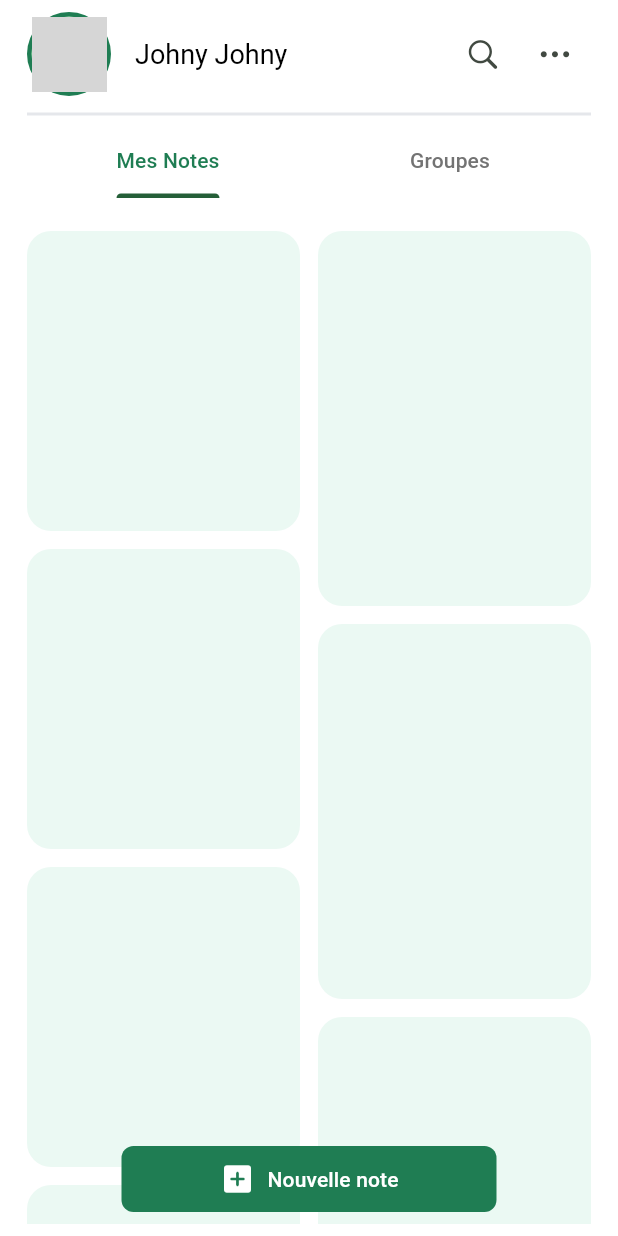
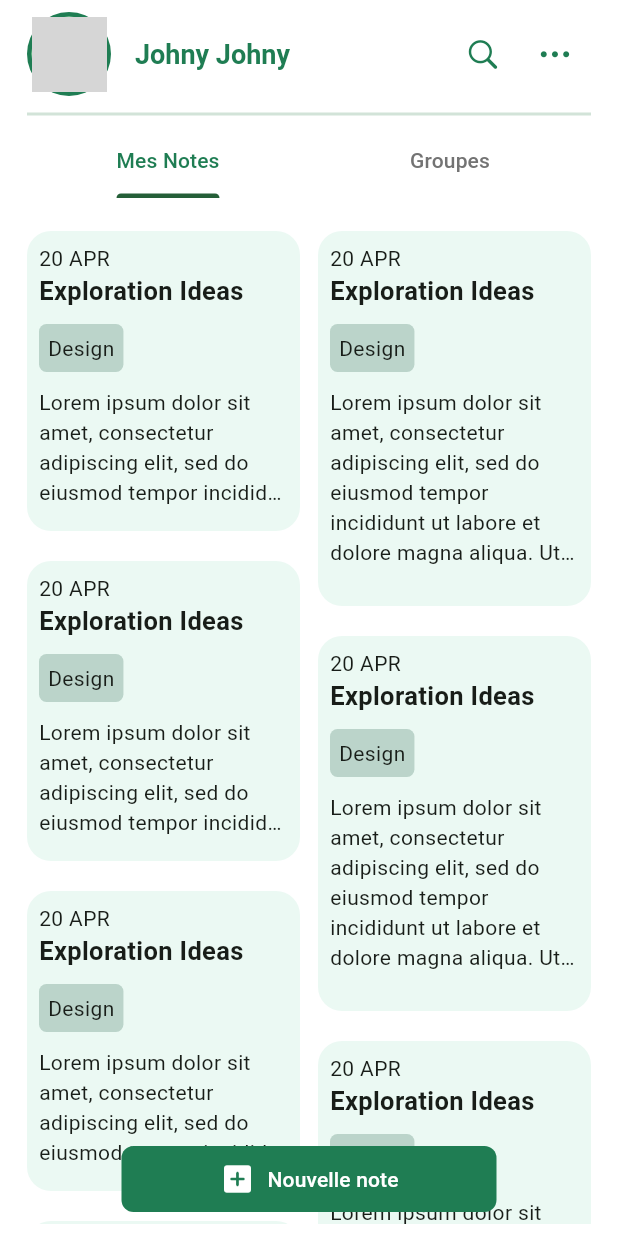
Before and after one commit to kitoko2/todo, a Flutter app: the HomePage screen opened by its route, on a phone screen of 412 x 824 dp. Run offline on Flutter 3.47's test engine with Material 3 defaults, Android fonts, the phone set to English and light mode, and no system bars; our stand-ins replace cloud_firestore, dartz, equatable, firebase_auth, firebase_core, flutter_bloc and 3 more; accounts and stored records are empty; network calls fail; grey boxes are pictures that could not be loaded.

Commit message:
build notes view

```diff
--- a/lib/core/theme/app_colors.dart
+++ b/lib/core/theme/app_colors.dart
@@ -79,6 +79,7 @@ class AppColors {
 
   /// Dividers
   static const Color divider = Color(0xFFE5E7EB);
+  static const Color greenDivider = Color(0xFFD2E3D8);
 
   /// Overlay / Shadow
   static const Color overlay = Color(0x1A000000); // 10% noir
--- a/lib/domain/entities/home/todo.dart
+++ b/lib/domain/entities/home/todo.dart
@@ -9,7 +9,6 @@ class Todo {
   final DateTime? createdAt;
   final DateTime? completedAt;
   final DateTime? dueDate;
-  final String? priority; // 'low', 'medium', 'high'
 
   Todo({
     required this.id,
@@ -20,7 +19,6 @@ class Todo {
     this.createdAt,
     this.completedAt,
     this.dueDate,
-    this.priority,
   });
 
   // Créer un Todo depuis un document Firestore
@@ -35,7 +33,6 @@ class Todo {
       createdAt: (data['createdAt'] as Timestamp?)?.toDate(),
       completedAt: (data['completedAt'] as Timestamp?)?.toDate(),
       dueDate: (data['dueDate'] as Timestamp?)?.toDate(),
-      priority: data['priority'],
     );
   }
 
@@ -53,7 +50,6 @@ class Todo {
           ? Timestamp.fromDate(completedAt!)
           : null,
       'dueDate': dueDate != null ? Timestamp.fromDate(dueDate!) : null,
-      'priority': priority,
     };
   }
 
@@ -67,7 +63,6 @@ class Todo {
     DateTime? createdAt,
     DateTime? completedAt,
     DateTime? dueDate,
-    String? priority,
   }) {
     return Todo(
       id: id ?? this.id,
@@ -78,7 +73,6 @@ class Todo {
       createdAt: createdAt ?? this.createdAt,
       completedAt: completedAt ?? this.completedAt,
       dueDate: dueDate ?? this.dueDate,
-      priority: priority ?? this.priority,
     );
   }
 
@@ -90,19 +84,6 @@ class Todo {
 
   bool get hasDueDate => dueDate != null;
 
-  String get priorityLabel {
-    switch (priority) {
-      case 'high':
-        return 'Haute';
-      case 'medium':
-        return 'Moyenne';
-      case 'low':
-        return 'Basse';
-      default:
-        return 'Non définie';
-    }
-  }
-
   @override
   String toString() {
     return 'Todo(id: $id, title: $title, completed: $completed, createdBy: $createdBy)';
--- a/lib/features/home/home_page.dart
+++ b/lib/features/home/home_page.dart
@@ -1,8 +1,8 @@
 import 'package:flutter/cupertino.dart';
 import 'package:flutter/material.dart';
-import 'package:flutter_staggered_grid_view/flutter_staggered_grid_view.dart';
 import 'package:todo/commons/buttons/custom_button.dart';
 import 'package:todo/core/theme/app_colors.dart';
+import 'package:todo/features/home/note_view.dart';
 import 'package:todo/utils/extension.dart';
 
 class NotesSize {
@@ -24,7 +24,6 @@ class _HomePageState extends State<HomePage>
   late TabController _tabController;
   @override
   void initState() {
-    // TODO: implement initState
     super.initState();
     _tabController = TabController(length: 2, vsync: this);
   }
@@ -77,16 +76,20 @@ class _HomePageState extends State<HomePage>
                 ),
                 title: Text(
                   "Johny Johny ",
-                  style: TextStyle(color: AppColors.black, fontSize: 18.0),
+                  style: TextStyle(
+                    color: AppColors.primary500,
+                    fontWeight: FontWeight.w600,
+                    fontSize: 18.0,
+                  ),
                 ),
                 actions: [
                   IconButton(
                     onPressed: () {},
-                    icon: Icon(CupertinoIcons.search),
+                    icon: Icon(CupertinoIcons.search, color: AppColors.link),
                   ),
                   IconButton(
                     onPressed: () {},
-                    icon: Icon(CupertinoIcons.ellipsis),
+                    icon: Icon(CupertinoIcons.ellipsis, color: AppColors.link),
                   ),
                 ],
               ),
@@ -96,7 +99,7 @@ class _HomePageState extends State<HomePage>
                   child: Column(
                     children: [
                       4.verticalSpace,
-                      Divider(color: AppColors.divider, thickness: 2),
+                      Divider(color: AppColors.greenDivider, thickness: 2),
                       TabBar(
                         controller: _tabController,
                         dividerColor: Colors.transparent,
@@ -112,28 +115,7 @@ class _HomePageState extends State<HomePage>
                           controller: _tabController,
                           physics: const BouncingScrollPhysics(),
                           children: [
-                            Padding(
-                              padding: const EdgeInsets.only(top: 22.0),
-                              child: MasonryGridView.count(
-                                crossAxisCount: 2,
-                                mainAxisSpacing: 12,
-                                crossAxisSpacing: 12,
-                                physics: BouncingScrollPhysics(),
-                                itemCount: 19,
-                                itemBuilder: (context, index) {
-                                  return Container(
-                                    height: index.isEven
-                                        ? NotesSize.cardSize
-                                        : NotesSize.cardSize + 50,
-                                    width: double.infinity,
-                                    decoration: BoxDecoration(
-                                      color: AppColors.card,
-                                      borderRadius: BorderRadius.circular(16),
-                                    ),
-                                  );
-                                },
-                              ),
-                            ),
+                            MyNotesView(),
                             Center(child: Text("Groupes")),
                           ],
                         ),
--- /dev/null
+++ b/lib/features/home/note_view.dart
@@ -0,0 +1,76 @@
+import 'package:flutter/material.dart';
+import 'package:flutter_staggered_grid_view/flutter_staggered_grid_view.dart';
+import 'package:todo/core/theme/app_colors.dart';
+import 'package:todo/utils/extension.dart';
+
+class NotesSize {
+  NotesSize._();
+  static double cardSize = 200.0;
+  static double newBtnSize = 250.0;
+}
+
+class MyNotesView extends StatelessWidget {
+  const MyNotesView({super.key});
+
+  @override
+  Widget build(BuildContext context) {
+    return Padding(
+      padding: const EdgeInsets.only(top: 22.0),
+      child: MasonryGridView.count(
+        crossAxisCount: 2,
+        mainAxisSpacing: 20,
+        crossAxisSpacing: 12,
+        physics: BouncingScrollPhysics(),
+        itemCount: 19,
+        itemBuilder: (context, index) {
+          return Container(
+            height: index.isEven ? NotesSize.cardSize : NotesSize.cardSize + 50,
+            width: double.infinity,
+            decoration: BoxDecoration(
+              color: AppColors.card,
+              borderRadius: BorderRadius.circular(16),
+            ),
+            child: Padding(
+              padding: const EdgeInsets.all(8.0),
+              child: Column(
+                crossAxisAlignment: CrossAxisAlignment.start,
+                children: [
+                  // create at
+                  Text("20 APR"),
+                  // title
+                  Text(
+                    "Exploration Ideas",
+                    maxLines: 2,
+                    style: TextStyle(
+                      fontSize: 17.0,
+                      fontWeight: FontWeight.bold,
+                    ),
+                  ),
+                  10.verticalSpace,
+                  // category
+                  Container(
+                    decoration: BoxDecoration(
+                      borderRadius: BorderRadius.circular(5.0),
+                      color: const Color.fromARGB(184, 168, 198, 186),
+                    ),
+                    child: Padding(
+                      padding: const EdgeInsets.all(6.0),
+                      child: Text("Design"),
+                    ),
+                  ),
+                  10.verticalSpace,
+                  // content
+                  Text(
+                    "Lorem ipsum dolor sit amet, consectetur adipiscing elit, sed do eiusmod tempor incididunt ut labore et dolore magna aliqua. Ut enim ad minim veniam, quis nostrud exercitation ullamco laboris nisi ut aliquip ex ea commodo consequat. Duis aute irure dolor in reprehenderit in voluptate velit esse cillum dolore eu fugiat nulla pariatur. Excepteur sint occaecat cupidatat non proident, sunt in culpa qui officia deserunt mollit anim i",
+                    maxLines: index.isEven ? 4 : 6,
+                    style: TextStyle(overflow: TextOverflow.ellipsis),
+                  ),
+                ],
+              ),
+            ),
+          );
+        },
+      ),
+    );
+  }
+}
```
